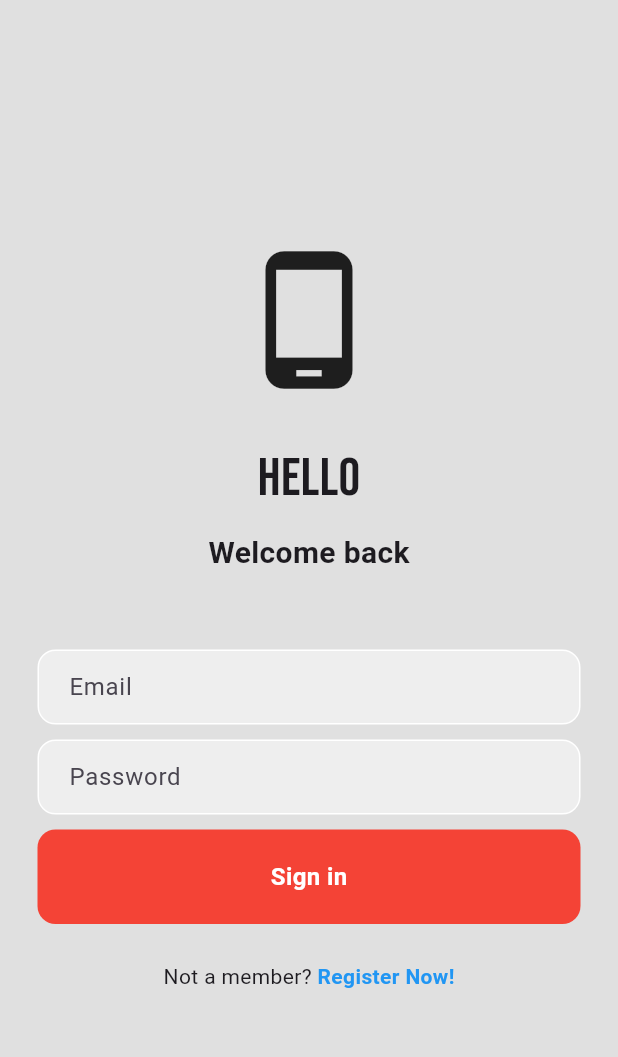
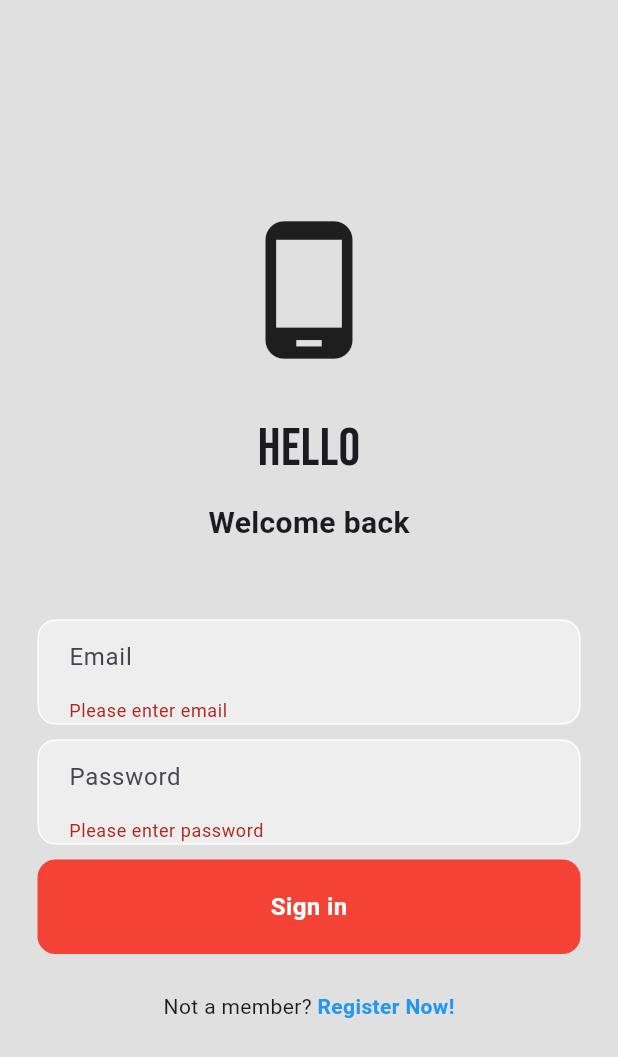
Before and after one commit to minchodang/flutter-ps, a Flutter app: the LoginPage screen opened directly, after a tap on "Sign in", on a phone screen of 412 x 824 dp. Shown: the top 1057 px of the screen. Run offline on Flutter 3.47's test engine with Material 3 defaults, Android fonts, the light colour scheme and no system bars; our stand-ins replace cloud_firestore, firebase_auth, firebase_core, flutter_chat_bubble, flutter_spinkit, flutter_svg and 6 more; missing offline and left inert: timer_builder; accounts and stored records are empty; network calls fail.

Commit message:
Feature/json parse (#42)
* Feat: mysql-login-shared

* Feat: json-parse

```diff
--- a/lib/api/api.dart
+++ b/lib/api/api.dart
@@ -3,5 +3,6 @@ class API {
   static const hostConnectUser = "$hostConnect/user";
 
   static const signup = "$hostConnect/user/signup.php";
+  static const login = "$hostConnect/user/login.php";
   static const validateEmail = "$hostConnect/user/validate_email.php";
 }
--- a/lib/authentication/login.dart
+++ b/lib/authentication/login.dart
@@ -1,7 +1,16 @@
+import 'dart:convert';
+
 import 'package:flutter/material.dart';
 import 'package:flutter_application_1/authentication/signup.dart';
+import 'package:flutter_application_1/user/pages/main_screen.dart';
+import 'package:flutter_application_1/user/user_pref.dart';
+import 'package:fluttertoast/fluttertoast.dart';
+import 'package:get/get.dart';
+import 'package:google_fonts/google_fonts.dart';
+import 'package:http/http.dart' as http;
 
-import 'package:google_fonts/google_fonts.dart';
+import '../api/api.dart';
+import '../model/user.dart';
 
 class LoginPage extends StatefulWidget {
   const LoginPage({Key? key}) : super(key: key);
@@ -14,6 +23,37 @@ class _LoginPageState extends State<LoginPage> {
   var formKey = GlobalKey<FormState>();
   var emailController = TextEditingController();
   var passwordController = TextEditingController();
+
+  userLogin() async {
+    try {
+      var res = await http.post(Uri.parse(API.login), body: {
+        'user_email': emailController.text.trim(),
+        'user_password': passwordController.text.trim()
+      });
+
+      if (res.statusCode == 200) {
+        var resLogin = jsonDecode(res.body);
+        if (resLogin['success'] == true) {
+          Fluttertoast.showToast(msg: 'Login successfully');
+          User userInfo = User.fromJson(resLogin['userData']);
+
+          await RememberUser.saveRememberUserInfo(userInfo);
+
+          Get.to(MainScreen());
+
+          setState(() {
+            emailController.clear();
+            passwordController.clear();
+          });
+        } else {
+          Fluttertoast.showToast(msg: 'Please check your email and password');
+        }
+      }
+    } catch (e) {
+      print(e.toString());
+      Fluttertoast.showToast(msg: e.toString());
+    }
+  }
 
   @override
   Widget build(BuildContext context) {
@@ -104,7 +144,11 @@ class _LoginPageState extends State<LoginPage> {
                   height: 10,
                 ),
                 GestureDetector(
-                  onTap: () {},
+                  onTap: () {
+                    if (formKey.currentState!.validate()) {
+                      userLogin();
+                    }
+                  },
                   child: Container(
                     child: Padding(
                       padding: EdgeInsets.symmetric(horizontal: 25.0),
@@ -134,10 +178,7 @@ class _LoginPageState extends State<LoginPage> {
                   children: [
                     Text('Not a member?'),
                     GestureDetector(
-                      onTap: () => Navigator.push(
-                          context,
-                          MaterialPageRoute(
-                              builder: (context) => const SignupPage())),
+                      onTap: () => Get.to(() => SignupPage()),
                       child: Text(
                         ' Register Now!',
                         style: TextStyle(
--- a/lib/authentication/signup.dart
+++ b/lib/authentication/signup.dart
@@ -3,6 +3,7 @@ import 'package:flutter/material.dart';
 import 'package:flutter_application_1/api/api.dart';
 import 'package:flutter_application_1/model/user.dart';
 import 'package:google_fonts/google_fonts.dart';
+import 'package:get/get.dart';
 import 'package:http/http.dart' as http;
 import 'package:fluttertoast/fluttertoast.dart';
 
@@ -211,7 +212,7 @@ class _SignupPageState extends State<SignupPage> {
                   children: [
                     Text('Already registered?'),
                     GestureDetector(
-                      onTap: () => (),
+                      onTap: () => Get.back(),
                       child: Text(
                         ' Go back Login page!',
                         style: TextStyle(
--- a/lib/model/user.dart
+++ b/lib/model/user.dart
@@ -6,6 +6,13 @@ class User {
 
   User(this.user_id, this.user_name, this.user_email, this.user_password);
 
+  factory User.fromJson(Map<String, dynamic> json) => User(
+        int.parse(json['user_id']),
+        json['user_name'],
+        json['user_email'],
+        json['user_password'],
+      );
+
   Map<String, dynamic> toJson() => {
         'user_id': user_id.toString(),
         'user_name': user_name,
--- /dev/null
+++ b/lib/user.dart
@@ -0,0 +1,127 @@
+import 'dart:convert';
+
+List<User> userFromJson(String str) =>
+    List<User>.from(json.decode(str).map((x) => User.fromJson(x)));
+
+String userToJson(List<User> data) =>
+    json.encode(List<dynamic>.from(data.map((x) => x.toJson())));
+
+class User {
+  int id;
+  String name;
+  String username;
+  String email;
+  Address address;
+  String phone;
+  String website;
+  Company company;
+
+  User({
+    required this.id,
+    required this.name,
+    required this.username,
+    required this.email,
+    required this.address,
+    required this.phone,
+    required this.website,
+    required this.company,
+  });
+
+  factory User.fromJson(Map<String, dynamic> json) => User(
+        id: json["id"],
+        name: json["name"],
+        username: json["username"],
+        email: json["email"],
+        address: Address.fromJson(json["address"]),
+        phone: json["phone"],
+        website: json["website"],
+        company: Company.fromJson(json["company"]),
+      );
+
+  Map<String, dynamic> toJson() => {
+        "id": id,
+        "name": name,
+        "username": username,
+        "email": email,
+        "address": address.toJson(),
+        "phone": phone,
+        "website": website,
+        "company": company.toJson(),
+      };
+}
+
+class Address {
+  String street;
+  String suite;
+  String city;
+  String zipcode;
+  Geo geo;
+
+  Address({
+    required this.street,
+    required this.suite,
+    required this.city,
+    required this.zipcode,
+    required this.geo,
+  });
+
+  factory Address.fromJson(Map<String, dynamic> json) => Address(
+        street: json["street"],
+        suite: json["suite"],
+        city: json["city"],
+        zipcode: json["zipcode"],
+        geo: Geo.fromJson(json["geo"]),
+      );
+
+  Map<String, dynamic> toJson() => {
+        "street": street,
+        "suite": suite,
+        "city": city,
+        "zipcode": zipcode,
+        "geo": geo.toJson(),
+      };
+}
+
+class Geo {
+  String lat;
+  String lng;
+
+  Geo({
+    required this.lat,
+    required this.lng,
+  });
+
+  factory Geo.fromJson(Map<String, dynamic> json) => Geo(
+        lat: json["lat"],
+        lng: json["lng"],
+      );
+
+  Map<String, dynamic> toJson() => {
+        "lat": lat,
+        "lng": lng,
+      };
+}
+
+class Company {
+  String name;
+  String catchPhrase;
+  String bs;
+
+  Company({
+    required this.name,
+    required this.catchPhrase,
+    required this.bs,
+  });
+
+  factory Company.fromJson(Map<String, dynamic> json) => Company(
+        name: json["name"],
+        catchPhrase: json["catchPhrase"],
+        bs: json["bs"],
+      );
+
+  Map<String, dynamic> toJson() => {
+        "name": name,
+        "catchPhrase": catchPhrase,
+        "bs": bs,
+      };
+}
--- a/pubspec.yaml
+++ b/pubspec.yaml
@@ -48,6 +48,8 @@ dependencies:
   modal_progress_hud_nsn: ^0.4.0
   flutter_chat_bubble: ^2.0.2
   provider: ^6.1.1
+  shared_preferences: ^2.2.2
+  get: ^4.6.6
 
 dev_dependencies:
   flutter_test:
```
Also changed, not shown: lib/json_parse.dart (added, +80 -0 lines), lib/main.dart (+6 -5 lines), lib/service.dart (added, +23 -0 lines), lib/user/pages/main_screen.dart (added, +14 -0 lines), lib/user/user_pref.dart (added, +12 -0 lines), pubspec.lock, 2 other files.
